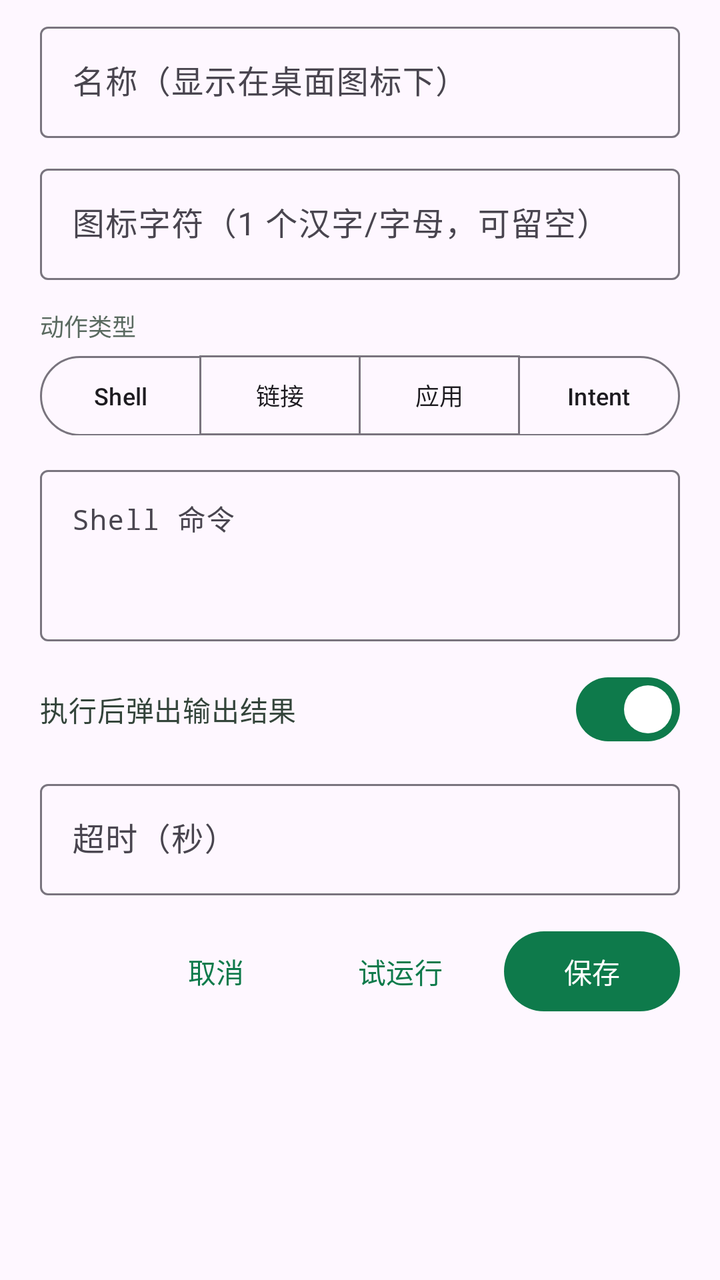
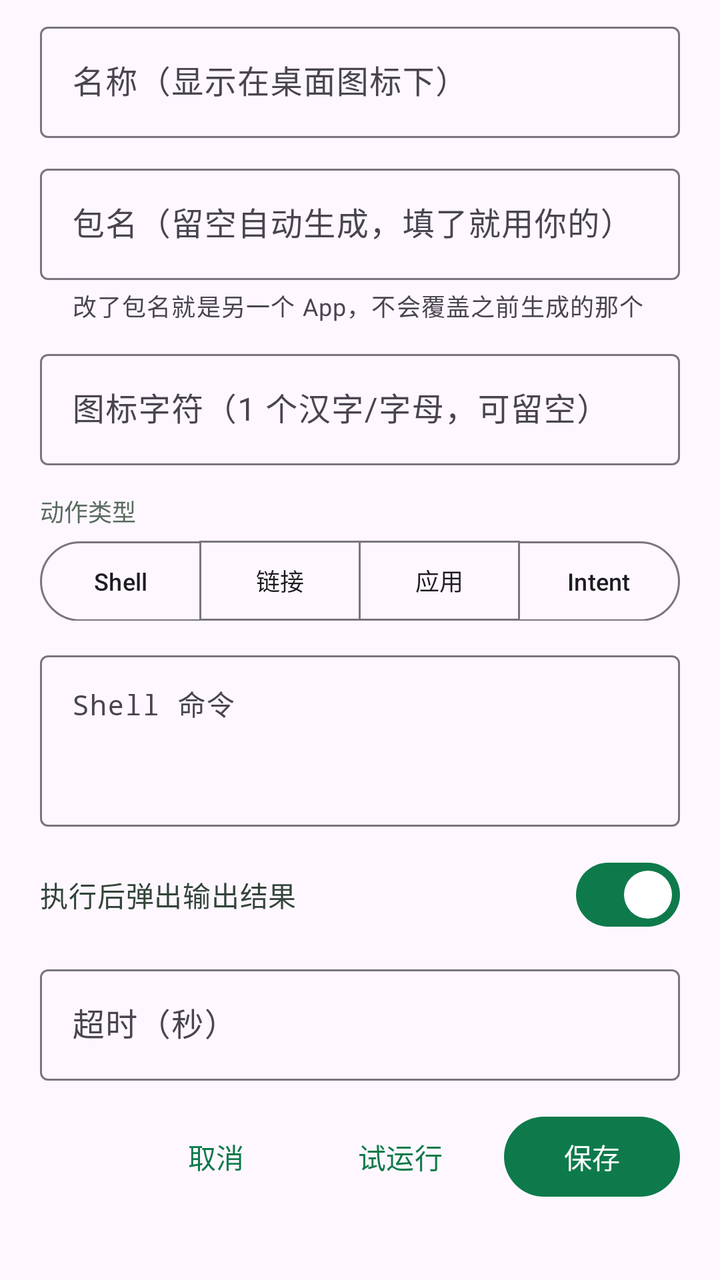

An Android layout rendered at two revisions. The XML below is the earlier revision; the diff shows what the commit changed to produce the second picture.
<!-- AndroidManifest.xml: application theme Theme.Shell2Apk -->
<!-- res/layout/dialog_task.xml -->
<?xml version="1.0" encoding="utf-8"?>
<ScrollView xmlns:android="http://schemas.android.com/apk/res/android"
    xmlns:app="http://schemas.android.com/apk/res-auto"
    android:layout_width="match_parent"
    android:layout_height="wrap_content">

    <LinearLayout
        android:layout_width="match_parent"
        android:layout_height="wrap_content"
        android:orientation="vertical"
        android:paddingStart="20dp"
        android:paddingTop="8dp"
        android:paddingEnd="20dp"
        android:paddingBottom="4dp">

        <com.google.android.material.textfield.TextInputLayout
            android:id="@+id/layoutName"
            style="@style/Widget.Material3.TextInputLayout.OutlinedBox"
            android:layout_width="match_parent"
            android:layout_height="wrap_content"
            android:hint="名称（显示在桌面图标下）">

            <com.google.android.material.textfield.TextInputEditText
                android:id="@+id/inputName"
                android:layout_width="match_parent"
                android:layout_height="wrap_content"
                android:inputType="text"
                android:maxLines="1" />
        </com.google.android.material.textfield.TextInputLayout>

        <com.google.android.material.textfield.TextInputLayout
            android:id="@+id/layoutIcon"
            style="@style/Widget.Material3.TextInputLayout.OutlinedBox"
            android:layout_width="match_parent"
            android:layout_height="wrap_content"
            android:layout_marginTop="10dp"
            android:hint="图标字符（1 个汉字/字母，可留空）">

            <com.google.android.material.textfield.TextInputEditText
                android:id="@+id/inputIcon"
                android:layout_width="match_parent"
                android:layout_height="wrap_content"
                android:inputType="text"
                android:maxLength="2"
                android:maxLines="1" />
        </com.google.android.material.textfield.TextInputLayout>

        <TextView
            android:layout_width="match_parent"
            android:layout_height="wrap_content"
            android:layout_marginTop="14dp"
            android:text="动作类型"
            android:textColor="#5A6A60"
            android:textSize="12sp" />

        <com.google.android.material.button.MaterialButtonToggleGroup
            android:id="@+id/groupKind"
            android:layout_width="match_parent"
            android:layout_height="wrap_content"
            android:layout_marginTop="6dp"
            app:selectionRequired="true"
            app:singleSelection="true">

            <com.google.android.material.button.MaterialButton
                android:id="@+id/kindShell"
                style="?attr/materialButtonOutlinedStyle"
                android:layout_width="0dp"
                android:layout_height="40dp"
                android:layout_weight="1"
                android:insetTop="0dp"
                android:insetBottom="0dp"
                android:text="Shell"
                android:textSize="12sp" />

            <com.google.android.material.button.MaterialButton
                android:id="@+id/kindUrl"
                style="?attr/materialButtonOutlinedStyle"
                android:layout_width="0dp"
                android:layout_height="40dp"
                android:layout_weight="1"
                android:insetTop="0dp"
                android:insetBottom="0dp"
                android:text="链接"
                android:textSize="12sp" />

            <com.google.android.material.button.MaterialButton
                android:id="@+id/kindApp"
                style="?attr/materialButtonOutlinedStyle"
                android:layout_width="0dp"
                android:layout_height="40dp"
                android:layout_weight="1"
                android:insetTop="0dp"
                android:insetBottom="0dp"
                android:text="应用"
                android:textSize="12sp" />

            <com.google.android.material.button.MaterialButton
                android:id="@+id/kindIntent"
                style="?attr/materialButtonOutlinedStyle"
                android:layout_width="0dp"
                android:layout_height="40dp"
                android:layout_weight="1"
                android:insetTop="0dp"
                android:insetBottom="0dp"
                android:text="Intent"
                android:textSize="12sp" />
        </com.google.android.material.button.MaterialButtonToggleGroup>

        <com.google.android.material.textfield.TextInputLayout
            android:id="@+id/layoutValue"
            style="@style/Widget.Material3.TextInputLayout.OutlinedBox"
            android:layout_width="match_parent"
            android:layout_height="wrap_content"
            android:layout_marginTop="12dp"
            android:hint="Shell 命令">

            <com.google.android.material.textfield.TextInputEditText
                android:id="@+id/inputValue"
                android:layout_width="match_parent"
                android:layout_height="wrap_content"
                android:gravity="top|start"
                android:inputType="textMultiLine|textNoSuggestions"
                android:minLines="3"
                android:maxLines="8"
                android:textSize="14sp"
                android:typeface="monospace" />
        </com.google.android.material.textfield.TextInputLayout>

        <LinearLayout
            android:id="@+id/groupShell"
            android:layout_width="match_parent"
            android:layout_height="wrap_content"
            android:layout_marginTop="10dp"
            android:orientation="vertical">

            <com.google.android.material.materialswitch.MaterialSwitch
                android:id="@+id/switchOutput"
                android:layout_width="match_parent"
                android:layout_height="wrap_content"
                android:checked="true"
                android:text="执行后弹出输出结果"
                android:textColor="#33443A"
                android:textSize="14sp" />

            <com.google.android.material.textfield.TextInputLayout
                android:id="@+id/layoutTimeout"
                style="@style/Widget.Material3.TextInputLayout.OutlinedBox"
                android:layout_width="match_parent"
                android:layout_height="wrap_content"
                android:layout_marginTop="8dp"
                android:hint="超时（秒）">

                <com.google.android.material.textfield.TextInputEditText
                    android:id="@+id/inputTimeout"
                    android:layout_width="match_parent"
                    android:layout_height="wrap_content"
                    android:inputType="number"
                    android:maxLines="1" />
            </com.google.android.material.textfield.TextInputLayout>
        </LinearLayout>

        <LinearLayout
            android:id="@+id/groupIntent"
            android:layout_width="match_parent"
            android:layout_height="wrap_content"
            android:layout_marginTop="6dp"
            android:orientation="vertical"
            android:visibility="gone">

            <com.google.android.material.textfield.TextInputLayout
                style="@style/Widget.Material3.TextInputLayout.OutlinedBox"
                android:layout_width="match_parent"
                android:layout_height="wrap_content"
                android:layout_marginTop="6dp"
                android:hint="action（如 android.intent.action.VIEW）">

                <com.google.android.material.textfield.TextInputEditText
                    android:id="@+id/inputAction"
                    android:layout_width="match_parent"
                    android:layout_height="wrap_content"
                    android:inputType="textNoSuggestions"
                    android:maxLines="1" />
            </com.google.android.material.textfield.TextInputLayout>

            <com.google.android.material.textfield.TextInputLayout
                style="@style/Widget.Material3.TextInputLayout.OutlinedBox"
                android:layout_width="match_parent"
                android:layout_height="wrap_content"
                android:layout_marginTop="8dp"
                android:hint="component（包名/类名）">

                <com.google.android.material.textfield.TextInputEditText
                    android:id="@+id/inputComponent"
                    android:layout_width="match_parent"
                    android:layout_height="wrap_content"
                    android:inputType="textNoSuggestions"
                    android:maxLines="1" />
            </com.google.android.material.textfield.TextInputLayout>

            <com.google.android.material.textfield.TextInputLayout
                style="@style/Widget.Material3.TextInputLayout.OutlinedBox"
                android:layout_width="match_parent"
                android:layout_height="wrap_content"
                android:layout_marginTop="8dp"
                android:hint="extras（JSON，可留空）">

                <com.google.android.material.textfield.TextInputEditText
                    android:id="@+id/inputExtras"
                    android:layout_width="match_parent"
                    android:layout_height="wrap_content"
                    android:gravity="top|start"
                    android:inputType="textMultiLine|textNoSuggestions"
                    android:maxLines="4"
                    android:minLines="2"
                    android:typeface="monospace" />
            </com.google.android.material.textfield.TextInputLayout>
        </LinearLayout>

        <LinearLayout
            android:layout_width="match_parent"
            android:layout_height="wrap_content"
            android:layout_marginTop="14dp"
            android:gravity="end"
            android:orientation="horizontal">

            <com.google.android.material.button.MaterialButton
                android:id="@+id/btnCancel"
                style="@style/Widget.Material3.Button.TextButton"
                android:layout_width="wrap_content"
                android:layout_height="wrap_content"
                android:text="取消" />

            <com.google.android.material.button.MaterialButton
                android:id="@+id/btnTest"
                style="@style/Widget.Material3.Button.TextButton"
                android:layout_width="wrap_content"
                android:layout_height="wrap_content"
                android:layout_marginStart="4dp"
                android:text="试运行" />

            <com.google.android.material.button.MaterialButton
                android:id="@+id/btnBuild"
                android:layout_width="wrap_content"
                android:layout_height="wrap_content"
                android:layout_marginStart="8dp"
                android:paddingStart="18dp"
                android:paddingEnd="18dp"
                android:text="保存" />
        </LinearLayout>
    </LinearLayout>
</ScrollView>
<!-- resources referenced by this layout -->
<resources>
  <style name="Theme.Shell2Apk" parent="Theme.Material3.Light.NoActionBar">
          <item name="colorPrimary">@color/brand</item>
          <item name="colorOnPrimary">#FFFFFF</item>
          <item name="colorPrimaryContainer">@color/brand_light</item>
          <item name="colorOnPrimaryContainer">#00210F</item>
          <item name="colorSecondary">#4A6355</item>
          <item name="android:statusBarColor">@color/brand_dark</item>
          <item name="android:navigationBarColor">#FFFFFF</item>
      </style>
  <color name="brand">#0E7A4B</color>
  <color name="brand_light">#A5F3C8</color>
  <color name="brand_dark">#0A5C39</color>
</resources>

<!-- the commit's change to res/layout/dialog_task.xml (unified diff, before → after) -->
@@ -29,6 +29,24 @@
         </com.google.android.material.textfield.TextInputLayout>
 
         <com.google.android.material.textfield.TextInputLayout
+            android:id="@+id/layoutPackage"
+            style="@style/Widget.Material3.TextInputLayout.OutlinedBox"
+            android:layout_width="match_parent"
+            android:layout_height="wrap_content"
+            android:layout_marginTop="10dp"
+            android:hint="包名（留空自动生成，填了就用你的）"
+            app:helperText="改了包名就是另一个 App，不会覆盖之前生成的那个">
+
+            <com.google.android.material.textfield.TextInputEditText
+                android:id="@+id/inputPackage"
+                android:layout_width="match_parent"
+                android:layout_height="wrap_content"
+                android:inputType="textNoSuggestions"
+                android:maxLines="1"
+                android:typeface="monospace" />
+        </com.google.android.material.textfield.TextInputLayout>
+
+        <com.google.android.material.textfield.TextInputLayout
             android:id="@+id/layoutIcon"
             style="@style/Widget.Material3.TextInputLayout.OutlinedBox"
             android:layout_width="match_parent"
